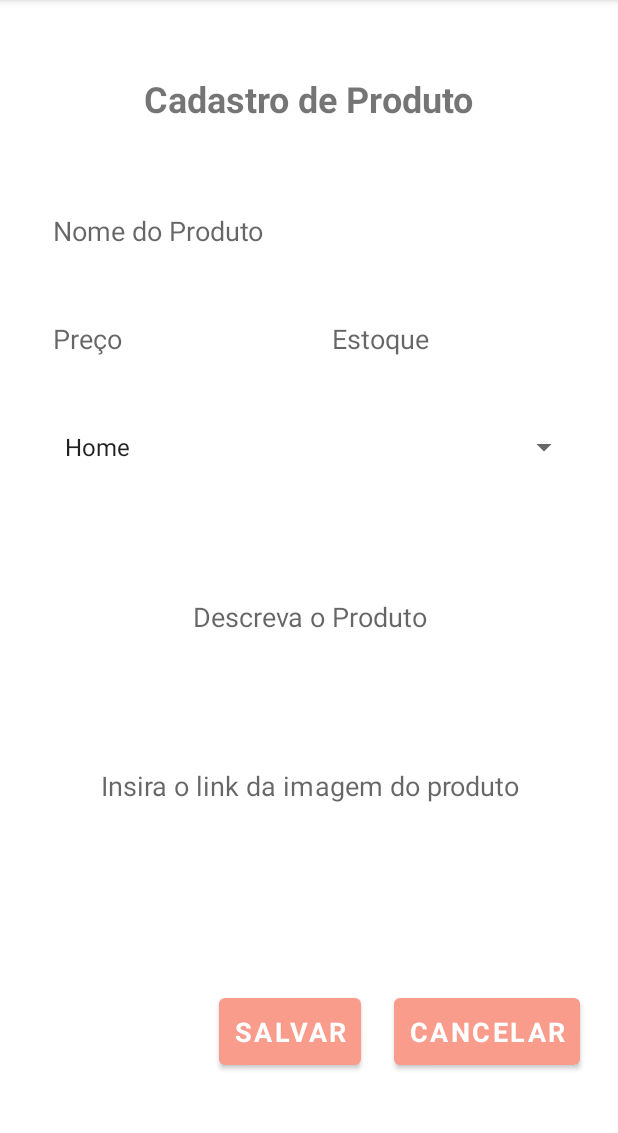
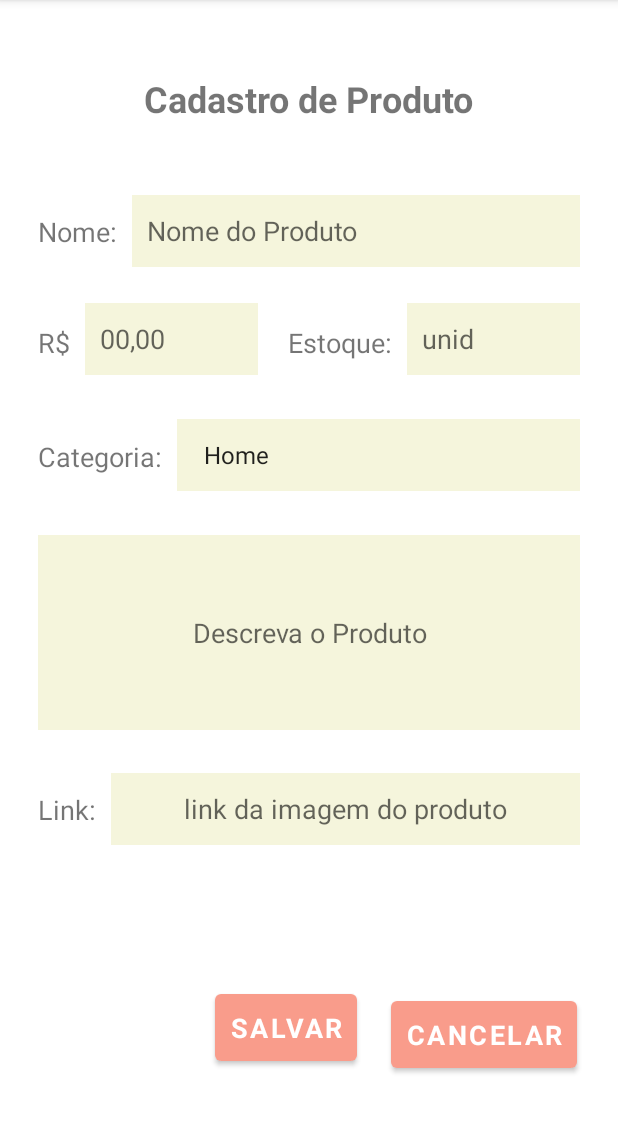
Before and after one commit to Kaiohnrq/Uana-AndroidStudio, an Android app: the FormFragment screen opened through its navigation route, on a phone screen of 412 x 824 dp, the part 84-1217 px from its top. Run offline under Robolectric (Android 15) with nearby library versions, the phone set to English and light mode, and no system bars; Roboto replaces fonts that are not available here.

Commit message:
cadastro de produtos update

```diff
--- a/app/src/main/java/com/example/uana/FormFragment.kt
+++ b/app/src/main/java/com/example/uana/FormFragment.kt
@@ -6,9 +6,8 @@ import android.view.LayoutInflater
 import android.view.View
 import android.view.ViewGroup
 import androidx.navigation.fragment.findNavController
-import com.example.uana.adapter.ProdutoAdapter
 import com.example.uana.databinding.FragmentFormBinding
-import com.example.uana.model.Produto
+
 
 class FormFragment : Fragment() {
 
--- a/app/src/main/res/layout/card_layout.xml
+++ b/app/src/main/res/layout/card_layout.xml
@@ -92,5 +92,6 @@
             android:textSize="18sp"
             android:textStyle="bold"
             tools:ignore="TextContrastCheck" />
+
     </LinearLayout>
 </androidx.cardview.widget.CardView>
--- a/app/src/main/res/layout/fragment_form.xml
+++ b/app/src/main/res/layout/fragment_form.xml
@@ -10,9 +10,9 @@
         android:id="@+id/buttonSalvar"
         android:layout_width="wrap_content"
         android:layout_height="wrap_content"
-        android:layout_marginStart="24dp"
+        android:layout_marginStart="140dp"
         android:layout_marginTop="88dp"
-        android:layout_marginEnd="10dp"
+        android:layout_marginEnd="20dp"
         android:layout_marginBottom="48dp"
         android:padding="10dp"
         android:text="@string/salvar"
@@ -20,7 +20,6 @@
         android:textStyle="bold"
         app:layout_constraintBottom_toBottomOf="parent"
         app:layout_constraintEnd_toStartOf="@+id/buttonCancelar"
-        app:layout_constraintHorizontal_bias="0.911"
         app:layout_constraintStart_toStartOf="parent"
         app:layout_constraintTop_toBottomOf="@+id/imagemProduto"
         app:layout_constraintVertical_bias="0.909"
@@ -39,6 +38,7 @@
         android:textStyle="bold"
         app:layout_constraintBottom_toBottomOf="parent"
         app:layout_constraintEnd_toEndOf="parent"
+        app:layout_constraintStart_toEndOf="@+id/buttonSalvar"
         app:layout_constraintTop_toBottomOf="@+id/imagemProduto"
         app:layout_constraintVertical_bias="0.909"
         tools:ignore="TextContrastCheck" />
@@ -47,19 +47,18 @@
         android:id="@+id/estoque"
         android:layout_width="0dp"
         android:layout_height="wrap_content"
-        android:layout_marginStart="10dp"
         android:layout_marginTop="24dp"
         android:layout_marginEnd="24dp"
         android:autofillHints=""
-        android:backgroundTint="@color/invisible"
+        android:background="@color/sand"
         android:ems="10"
-        android:hint="@string/estoque"
+        android:hint="@string/unid"
         android:inputType="number"
         android:minHeight="48dp"
         android:padding="10dp"
         android:textSize="18sp"
         app:layout_constraintEnd_toEndOf="parent"
-        app:layout_constraintStart_toEndOf="@+id/preco"
+        app:layout_constraintStart_toEndOf="@+id/textView3"
         app:layout_constraintTop_toBottomOf="@+id/nome"
         tools:ignore="TextContrastCheck" />
 
@@ -67,18 +66,18 @@
         android:id="@+id/preco"
         android:layout_width="0dp"
         android:layout_height="wrap_content"
-        android:layout_marginStart="24dp"
         android:layout_marginTop="24dp"
+        android:layout_marginEnd="10dp"
         android:autofillHints=""
-        android:backgroundTint="@color/invisible"
+        android:background="@color/sand"
         android:ems="10"
-        android:hint="@string/preco"
+        android:hint="@string/_00_00"
         android:inputType="number"
         android:minHeight="48dp"
         android:padding="10dp"
         android:textSize="18sp"
-        app:layout_constraintEnd_toStartOf="@+id/estoque"
-        app:layout_constraintStart_toStartOf="parent"
+        app:layout_constraintEnd_toStartOf="@+id/textView3"
+        app:layout_constraintStart_toEndOf="@+id/textView2"
         app:layout_constraintTop_toBottomOf="@+id/nome"
         tools:ignore="TextContrastCheck" />
 
@@ -86,19 +85,20 @@
         android:id="@+id/nome"
         android:layout_width="0dp"
         android:layout_height="wrap_content"
-        android:layout_marginStart="24dp"
         android:layout_marginTop="48dp"
         android:layout_marginEnd="24dp"
+        android:layout_marginBottom="24dp"
         android:autofillHints=""
-        android:backgroundTint="@color/invisible"
+        android:background="@color/sand"
         android:ems="10"
         android:hint="@string/nome_do_produto"
         android:inputType="textPersonName"
         android:minHeight="48dp"
         android:padding="10dp"
         android:textSize="18sp"
+        app:layout_constraintBottom_toTopOf="@+id/estoque"
         app:layout_constraintEnd_toEndOf="parent"
-        app:layout_constraintStart_toStartOf="parent"
+        app:layout_constraintStart_toEndOf="@+id/textView5"
         app:layout_constraintTop_toBottomOf="@+id/cadastroProdutos"
         tools:ignore="TextContrastCheck" />
 
@@ -118,14 +118,15 @@
         android:id="@+id/spinner"
         android:layout_width="0dp"
         android:layout_height="48dp"
-        android:layout_marginStart="24dp"
+        android:layout_marginStart="10dp"
         android:layout_marginTop="24dp"
         android:layout_marginEnd="24dp"
+        android:background="@color/sand"
         android:entries="@android:array/phoneTypes"
         android:padding="10dp"
+        app:layout_constraintBottom_toTopOf="@+id/descricao"
         app:layout_constraintEnd_toEndOf="parent"
-        app:layout_constraintHorizontal_bias="0.0"
-        app:layout_constraintStart_toStartOf="parent"
+        app:layout_constraintStart_toEndOf="@+id/textView7"
         app:layout_constraintTop_toBottomOf="@+id/estoque" />
 
     <EditText
@@ -136,7 +137,7 @@
         android:layout_marginTop="24dp"
         android:layout_marginEnd="24dp"
         android:autofillHints=""
-        android:backgroundTint="@color/invisible"
+        android:background="@color/sand"
         android:ems="10"
         android:gravity="center"
         android:hint="@string/descreva_o_produto"
@@ -144,6 +145,7 @@
         android:padding="10dp"
         android:textAlignment="center"
         android:textSize="18sp"
+        app:layout_constraintBottom_toTopOf="@+id/imagemProduto"
         app:layout_constraintEnd_toEndOf="parent"
         app:layout_constraintHorizontal_bias="0.0"
         app:layout_constraintStart_toStartOf="parent"
@@ -154,22 +156,91 @@
         android:id="@+id/imagemProduto"
         android:layout_width="0dp"
         android:layout_height="wrap_content"
-        android:layout_marginStart="24dp"
         android:layout_marginTop="24dp"
         android:layout_marginEnd="24dp"
         android:autofillHints=""
-        android:backgroundTint="@color/invisible"
+        android:background="@color/sand"
         android:ems="10"
         android:gravity="center"
-        android:hint="@string/insira_o_link_da_imagem_do_produto"
+        android:hint="@string/link_da_imagem_do_produto"
         android:inputType="textPersonName"
         android:minHeight="48dp"
         android:padding="10dp"
         android:textSize="18sp"
+        app:layout_constraintBottom_toTopOf="@+id/buttonSalvar"
         app:layout_constraintEnd_toEndOf="parent"
-        app:layout_constraintHorizontal_bias="0.0"
-        app:layout_constraintStart_toStartOf="parent"
+        app:layout_constraintStart_toEndOf="@+id/textView12"
         app:layout_constraintTop_toBottomOf="@+id/descricao"
         tools:ignore="TextContrastCheck" />
 
+    <TextView
+        android:id="@+id/textView3"
+        android:layout_width="wrap_content"
+        android:layout_height="wrap_content"
+        android:layout_marginStart="10dp"
+        android:layout_marginEnd="10dp"
+        android:text="@string/estoquetext"
+        android:textSize="18sp"
+        app:layout_constraintBottom_toTopOf="@+id/spinner"
+        app:layout_constraintEnd_toStartOf="@+id/estoque"
+        app:layout_constraintStart_toEndOf="@+id/preco"
+        app:layout_constraintTop_toBottomOf="@+id/nome" />
+
+    <TextView
+        android:id="@+id/textView2"
+        android:layout_width="wrap_content"
+        android:layout_height="wrap_content"
+        android:layout_marginStart="24dp"
+        android:layout_marginEnd="10dp"
+        android:text="@string/valor"
+        android:textSize="18sp"
+        app:layout_constraintBottom_toTopOf="@+id/spinner"
+        app:layout_constraintEnd_toStartOf="@+id/preco"
+        app:layout_constraintStart_toStartOf="parent"
+        app:layout_constraintTop_toBottomOf="@+id/nome" />
+
+    <TextView
+        android:id="@+id/textView5"
+        android:layout_width="wrap_content"
+        android:layout_height="wrap_content"
+        android:layout_marginStart="24dp"
+        android:layout_marginTop="48dp"
+        android:layout_marginEnd="10dp"
+        android:layout_marginBottom="24dp"
+        android:text="@string/nome"
+        android:textSize="18sp"
+        app:layout_constraintBottom_toTopOf="@+id/preco"
+        app:layout_constraintEnd_toStartOf="@+id/nome"
+        app:layout_constraintStart_toStartOf="parent"
+        app:layout_constraintTop_toBottomOf="@+id/cadastroProdutos" />
+
+    <TextView
+        android:id="@+id/textView7"
+        android:layout_width="wrap_content"
+        android:layout_height="wrap_content"
+        android:layout_marginStart="24dp"
+        android:layout_marginTop="37dp"
+        android:layout_marginBottom="35dp"
+        android:text="@string/categoria"
+        android:textSize="18sp"
+        app:layout_constraintBottom_toTopOf="@+id/descricao"
+        app:layout_constraintEnd_toStartOf="@+id/spinner"
+        app:layout_constraintStart_toStartOf="parent"
+        app:layout_constraintTop_toBottomOf="@+id/preco" />
+
+    <TextView
+        android:id="@+id/textView12"
+        android:layout_width="wrap_content"
+        android:layout_height="wrap_content"
+        android:layout_marginStart="24dp"
+        android:layout_marginTop="24dp"
+        android:layout_marginEnd="10dp"
+        android:layout_marginBottom="88dp"
+        android:text="Link:"
+        android:textSize="18sp"
+        app:layout_constraintBottom_toTopOf="@+id/buttonSalvar"
+        app:layout_constraintEnd_toStartOf="@+id/imagemProduto"
+        app:layout_constraintStart_toStartOf="parent"
+        app:layout_constraintTop_toBottomOf="@+id/descricao" />
+
 </androidx.constraintlayout.widget.ConstraintLayout>
--- a/app/src/main/res/values-night/strings.xml
+++ b/app/src/main/res/values-night/strings.xml
@@ -11,4 +11,10 @@
     <string name="atualizar">Atualizar</string>
     <string name="deletar">Deletar</string>
     <string name="preco">Preço</string>
+    <string name="_00_00">00,00</string>
+    <string name="unid">unid</string>
+    <string name="link_da_imagem_do_produto">link da imagem do produto</string>
+    <string name="nome">Nome:</string>
+    <string name="categoria">Categoria:</string>
+    <string name="categoria2">Categoria:</string>
 </resources>
--- a/app/src/main/res/values/strings.xml
+++ b/app/src/main/res/values/strings.xml
@@ -14,4 +14,12 @@
     <string name="atualizar">Atualizar</string>
     <string name="deletar">Deletar</string>
     <string name="preco">Preço</string>
+    <string name="_00_00">00,00</string>
+    <string name="unid">unid</string>
+    <string name="valor">R$</string>
+    <string name="link_da_imagem_do_produto">link da imagem do produto</string>
+    <string name="nome">Nome:</string>
+    <string name="categoria">Categoria:</string>
+    <string name="categoria2">Categoria:</string>
+    <string name="estoquetext">Estoque:</string>
 </resources>
```
